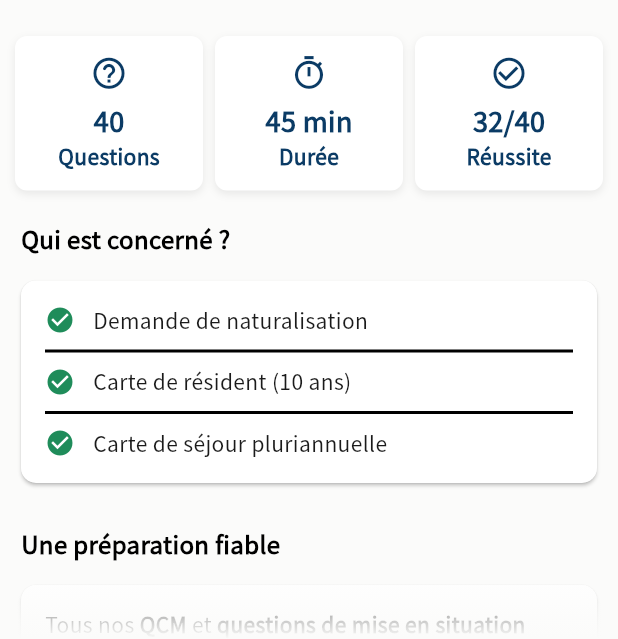
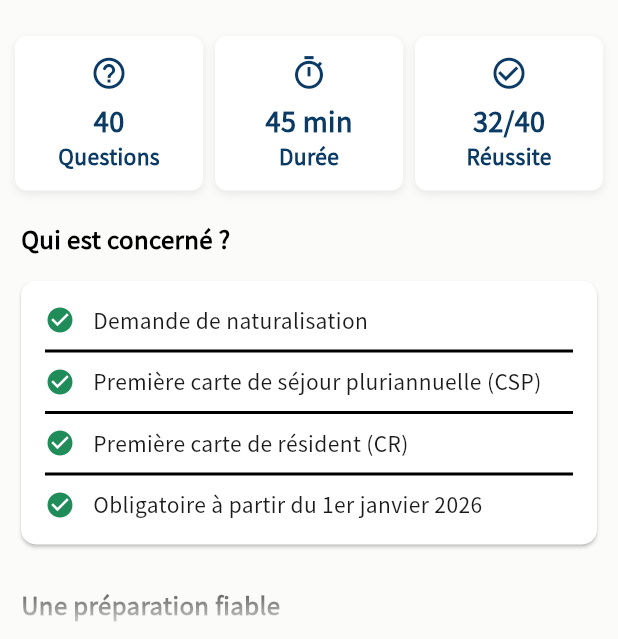
Before and after one commit to taki-mekhalfa/examen_civique, a Flutter app: the screen it shows after launch, after a tap on an icon or button, on a phone screen of 412 x 824 dp, the part 597-1236 px from its top. Run offline on Flutter 3.47's test engine with Material 3 defaults, Android fonts, the phone set to English and light mode, and no system bars; our stand-ins replace fl_chart, flutter_local_notifications, flutter_markdown, sqflite, timezone; accounts and stored records are empty.

Commit message:
feat: add more infos about exam

```diff
--- a/lib/pages/about_exam_page.dart
+++ b/lib/pages/about_exam_page.dart
@@ -95,9 +95,15 @@ class AboutExamPage extends StatelessWidget {
                     children: [
                       _CheckRow(text: "Demande de naturalisation"),
                       const Divider(height: 20, thickness: 2.0),
-                      _CheckRow(text: "Carte de résident (10 ans)"),
+                      _CheckRow(
+                        text: "Première carte de séjour pluriannuelle (CSP)",
+                      ),
                       const Divider(height: 20, thickness: 2.0),
-                      _CheckRow(text: "Carte de séjour pluriannuelle"),
+                      _CheckRow(text: "Première carte de résident (CR)"),
+                      const Divider(height: 20, thickness: 2.0),
+                      _CheckRow(
+                        text: "Obligatoire à partir du 1er janvier 2026",
+                      ),
                     ],
                   ),
                 ),
@@ -124,26 +130,21 @@ class AboutExamPage extends StatelessWidget {
                           text: "questions de mise en situation",
                           style: AppTextStyles.bold14,
                         ),
-                        const TextSpan(text: " sont fondés sur le "),
+                        const TextSpan(text: " sont issus des "),
                         TextSpan(
-                          text: "Livret du citoyen",
+                          text: "listes officielles",
                           style: AppTextStyles.bold14.copyWith(
                             fontStyle: FontStyle.italic,
                           ),
                         ),
-                        const TextSpan(text: ", les "),
+                        const TextSpan(text: " publiées par le "),
                         TextSpan(
-                          text: "réformes récentes",
-                          style: AppTextStyles.bold14,
-                        ),
-                        const TextSpan(text: " et les "),
-                        TextSpan(
-                          text: "retours d’expérience des candidats",
+                          text: "Ministère de l'Intérieur",
                           style: AppTextStyles.bold14,
                         ),
                         const TextSpan(
                           text:
-                              ", afin d’offrir une préparation complète et réaliste.",
+                              ", afin d’offrir une préparation complète, réaliste et conforme à l'examen.",
                         ),
                       ],
                     ),
@@ -154,6 +155,22 @@ class AboutExamPage extends StatelessWidget {
 
               // --- Section: The Programme (Detailed breakdown) ---
               _SectionHeader(title: "Le programme officiel"),
+              GestureDetector(
+                onTap: () => launchUrl(
+                  Uri.parse(
+                    "https://formation-civique.interieur.gouv.fr/examen-civique/informations-g%C3%A9n%C3%A9rales-sur-lexamen-civique/",
+                  ),
+                ),
+                child: Text(
+                  "Voir les infos officielles complètes",
+                  style: AppTextStyles.medium14.copyWith(
+                    color: AppColors.primaryNavyBlue,
+                    decoration: TextDecoration.underline,
+                  ),
+                ),
+              ),
+              const SizedBox(height: 12),
+
               GestureDetector(
                 onTap: () => launchUrl(
                   Uri.parse(
@@ -168,7 +185,7 @@ class AboutExamPage extends StatelessWidget {
                   ),
                 ),
               ),
-              const SizedBox(height: 8),
+              const SizedBox(height: 12),
               Text.rich(
                 TextSpan(
                   text: "L'examen comporte ",
@@ -260,14 +277,28 @@ class AboutExamPage extends StatelessWidget {
                         icon: Icons.computer_rounded,
                         title: "Support numérique",
                         desc:
-                            "L'épreuve se passe sur une tablette ou un ordinateur.",
+                            "L'épreuve se passe sur une tablette ou un ordinateur (45 min max).",
+                      ),
+                      const SizedBox(height: 16),
+                      _RuleRow(
+                        icon: Icons.pie_chart_outline_rounded,
+                        title: "Structure du QCM",
+                        desc:
+                            "28 questions de connaissance et 12 questions de mise en situation.",
+                      ),
+                      const SizedBox(height: 16),
+                      _RuleRow(
+                        icon: Icons.bar_chart_rounded,
+                        title: "Niveaux",
+                        desc:
+                            "Deux niveaux de difficulté selon le titre visé : CSP ou CR.",
                       ),
                       const SizedBox(height: 16),
                       _RuleRow(
                         icon: Icons.exposure_plus_1_rounded,
                         title: "Notation",
                         desc:
-                            "1 point par bonne réponse. 0 point par erreur. Pas de points négatifs.",
+                            "1 point par bonne réponse. Pas de points négatifs. 32/40 requis (80%).",
                       ),
                       const SizedBox(height: 16),
                       _RuleRow(
@@ -280,6 +311,40 @@ class AboutExamPage extends StatelessWidget {
                   ),
                 ),
               ),
+
+              const SizedBox(height: 24),
+
+              // --- Section: Registration & Validity ---
+              _SectionHeader(title: "Inscription et validité"),
+              Card(
+                elevation: 1.0,
+                shape: RoundedRectangleBorder(
+                  borderRadius: BorderRadius.circular(10),
+                ),
+                child: Padding(
+                  padding: const EdgeInsets.all(16.0),
+                  child: Column(
+                    crossAxisAlignment: CrossAxisAlignment.start,
+                    children: [
+                      _RuleRow(
+                        icon: Icons.domain_rounded,
+                        title: "Organismes agréés",
+                        desc:
+                            "L'examen se passe auprès de la CCIP ou de France Éducation International (FEI).",
+                      ),
+                      const SizedBox(height: 16),
+                      _RuleRow(
+                        icon: Icons.update_rounded,
+                        title: "Validité",
+                        desc:
+                            "L'attestation de réussite est valable à vie. Nombre de tentatives illimité.",
+                      ),
+                    ],
+                  ),
+                ),
+              ),
+
+              const SizedBox(height: 24),
 
               const SizedBox(height: 40),
 
```
